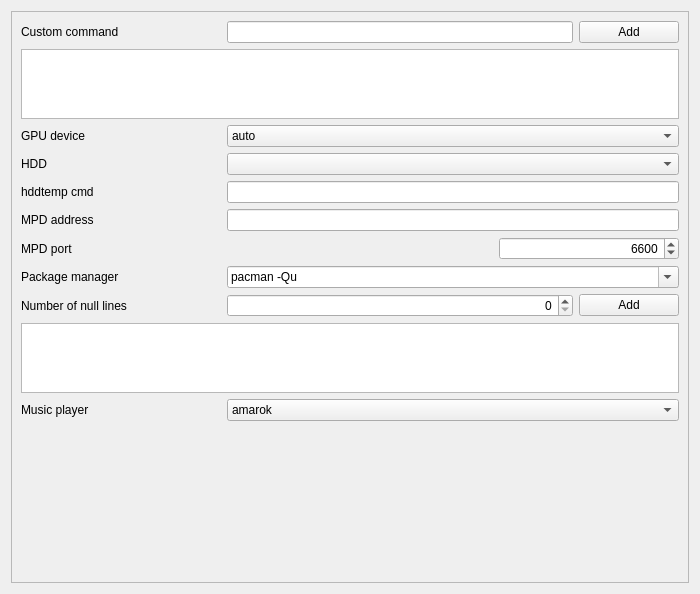
Qt form sources/ptm/contents/ui/deconfig.ui (arcan1s/awesome-widgets) before a commit.
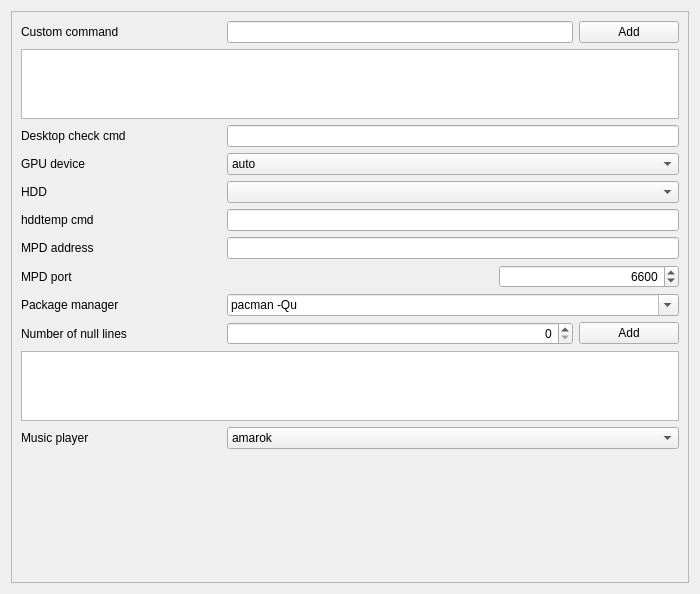
The same form after that commit.

Commit message: add support of desktop label to ptm

```diff
--- a/sources/ptm/contents/ui/deconfig.ui
+++ b/sources/ptm/contents/ui/deconfig.ui
@@ -99,7 +99,7 @@
          </item>
         </layout>
        </item>
-       <item row="1" column="0">
+       <item row="2" column="0">
         <layout class="QHBoxLayout" name="layout_gpudev">
          <item>
           <widget class="QLabel" name="label_gpudev">
@@ -152,7 +152,7 @@
          </item>
         </layout>
        </item>
-       <item row="2" column="0">
+       <item row="3" column="0">
         <layout class="QHBoxLayout" name="layout_hdddev">
          <item>
           <widget class="QLabel" name="label_hdddev">
@@ -185,7 +185,7 @@
          </item>
         </layout>
        </item>
-       <item row="3" column="0">
+       <item row="4" column="0">
         <layout class="QHBoxLayout" name="layout_hddtempCmd">
          <item>
           <widget class="QLabel" name="label_hddtempCmd">
@@ -209,7 +209,7 @@
          </item>
         </layout>
        </item>
-       <item row="4" column="0">
+       <item row="5" column="0">
         <layout class="QHBoxLayout" name="layout_mpdaddress">
          <item>
           <widget class="QLabel" name="label_mpdaddress">
@@ -233,7 +233,7 @@
          </item>
         </layout>
        </item>
-       <item row="5" column="0">
+       <item row="6" column="0">
         <layout class="QHBoxLayout" name="layout_mpdport">
          <item>
           <widget class="QLabel" name="label_mpdport">
@@ -288,7 +288,7 @@
          </item>
         </layout>
        </item>
-       <item row="6" column="0">
+       <item row="7" column="0">
         <layout class="QVBoxLayout" name="layout_pkgCommand">
          <item>
           <layout class="QHBoxLayout" name="layout_pkgCommandSelect">
@@ -403,7 +403,7 @@
          </item>
         </layout>
        </item>
-       <item row="7" column="0">
+       <item row="8" column="0">
         <layout class="QHBoxLayout" name="layout_playerSelect">
          <item>
           <widget class="QLabel" name="label_playerSelect">
@@ -456,7 +456,7 @@
          </item>
         </layout>
        </item>
-       <item row="8" column="0">
+       <item row="9" column="0">
         <spacer name="spacer_dataengine">
          <property name="orientation">
           <enum>Qt::Vertical</enum>
@@ -469,6 +469,30 @@
          </property>
         </spacer>
        </item>
+       <item row="1" column="0">
+        <layout class="QHBoxLayout" name="layout_desktopCmd">
+         <item>
+          <widget class="QLabel" name="label_desktopCmd">
+           <property name="minimumSize">
+            <size>
+             <width>200</width>
+             <height>0</height>
+            </size>
+           </property>
+           <property name="text">
+            <string>Desktop check cmd</string>
+           </property>
+          </widget>
+         </item>
+         <item>
+          <widget class="QLineEdit" name="lineEdit_desktopCmd">
+           <property name="alignment">
+            <set>Qt::AlignRight|Qt::AlignTrailing|Qt::AlignVCenter</set>
+           </property>
+          </widget>
+         </item>
+        </layout>
+       </item>
       </layout>
      </widget>
     </widget>
```
Left out of the diff: 17 changed lines with no effect on the pictures. The commit also changes 6 other files.
